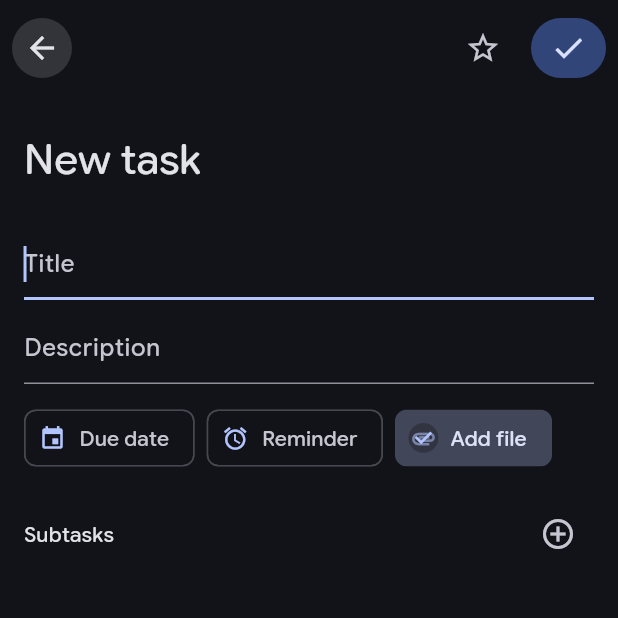
After one commit to Abhishek-Maurya2/taskly, a Flutter app: the TaskEditorScreen screen opened directly, on a phone screen of 412 x 824 dp, the top half of it. The commit adds this screen. Run offline on Flutter 3.47's test engine with Material 3 defaults, Android fonts, the phone set to English and light mode, and no system bars; our stand-ins replace dynamic_color, easy_localization, file_picker, flutter_local_notifications, material_color_utilities, material_symbols_icons and 2 more; missing offline and left inert: flex_color_picker, material_new_shapes, restart_app; accounts and stored records are empty.

Commit message:
feat: Refactor back button styling and implement TaskEditorScreen for task management

```diff
--- a/lib/src/screens/appearance_screen.dart
+++ b/lib/src/screens/appearance_screen.dart
@@ -46,8 +46,9 @@ class _AppearanceScreenState extends State<AppearanceScreen> {
               tooltip: 'Back',
               onPressed: () => Navigator.of(context).maybePop(),
               style: IconButton.styleFrom(
-                backgroundColor:
-                    Theme.of(context).colorScheme.surfaceContainerHighest,
+                backgroundColor: Theme.of(
+                  context,
+                ).colorScheme.surfaceContainerHighest,
                 fixedSize: Size(20, 50),
               ),
             ),
--- a/lib/src/screens/settings_page.dart
+++ b/lib/src/screens/settings_page.dart
@@ -30,8 +30,9 @@ class _SettingsPageState extends State<SettingsPage> {
               tooltip: 'Back',
               onPressed: () => Navigator.of(context).maybePop(),
               style: IconButton.styleFrom(
-                backgroundColor:
-                    Theme.of(context).colorScheme.surfaceContainerHighest,
+                backgroundColor: Theme.of(
+                  context,
+                ).colorScheme.surfaceContainerHighest,
                 fixedSize: Size(20, 50),
               ),
             ),
--- a/lib/src/screens/tab_management_page.dart
+++ b/lib/src/screens/tab_management_page.dart
@@ -40,7 +40,9 @@ class _TabManagementPageState extends State<TabManagementPage> {
               tooltip: 'Back',
               onPressed: () => Navigator.of(context).maybePop(),
               style: IconButton.styleFrom(
-                backgroundColor: Theme.of(context).colorScheme.surfaceContainerHighest,
+                backgroundColor: Theme.of(
+                  context,
+                ).colorScheme.surfaceContainerHighest,
                 fixedSize: Size(20, 50),
               ),
             ),
--- /dev/null
+++ b/lib/src/screens/task_editor_screen.dart
@@ -0,0 +1,373 @@
+import 'package:file_picker/file_picker.dart';
+import 'package:flutter/material.dart';
+import 'package:flutter/services.dart';
+import 'package:provider/provider.dart';
+import 'package:uuid/uuid.dart';
+
+import '../models/task_models.dart';
+import '../state/task_store.dart';
+import '../utils/date_formatters.dart';
+
+class TaskEditorScreen extends StatefulWidget {
+  const TaskEditorScreen({super.key, this.existing});
+
+  final TaskModel? existing;
+
+  @override
+  State<TaskEditorScreen> createState() => _TaskEditorScreenState();
+}
+
+class _TaskEditorScreenState extends State<TaskEditorScreen> {
+  final _titleController = TextEditingController();
+  final _descriptionController = TextEditingController();
+  DateTime? _dueAt;
+  DateTime? _reminderAt;
+  List<SubTask> _subtasks = [];
+  List<Attachment> _attachments = [];
+  bool _starred = false;
+  bool _saving = false;
+  final _uuid = const Uuid();
+
+  @override
+  void initState() {
+    super.initState();
+    final existing = widget.existing;
+    if (existing != null) {
+      _titleController.text = existing.title;
+      _descriptionController.text = existing.description ?? '';
+      _dueAt = existing.dueAt;
+      _reminderAt = existing.reminderAt;
+      _subtasks = List<SubTask>.from(existing.subtasks);
+      _attachments = List<Attachment>.from(existing.attachments);
+      _starred = existing.starred;
+    }
+  }
+
+  @override
+  void dispose() {
+    _titleController.dispose();
+    _descriptionController.dispose();
+    super.dispose();
+  }
+
+  @override
+  Widget build(BuildContext context) {
+    final isEditing = widget.existing != null;
+    final viewInsets = MediaQuery.of(context).viewInsets;
+
+    return Scaffold(
+      body: CustomScrollView(
+        slivers: [
+          SliverAppBar.large(
+            title: Text(isEditing ? 'Edit task' : 'New task'),
+            centerTitle: false,
+            backgroundColor: Theme.of(context).colorScheme.surface,
+            scrolledUnderElevation: 1,
+            leading: IconButton(
+              icon: const Icon(Icons.arrow_back, size: 24),
+              tooltip: 'Back',
+              onPressed: () => Navigator.of(context).maybePop(),
+              style: IconButton.styleFrom(
+                backgroundColor: Theme.of(
+                  context,
+                ).colorScheme.surfaceContainerHighest,
+              ),
+            ),
+            actions: [
+              IconButton(
+                icon: Icon(_starred ? Icons.star : Icons.star_border),
+                tooltip: _starred ? 'Unstar' : 'Star',
+                onPressed: () => setState(() => _starred = !_starred),
+              ),
+              SizedBox(width: 8),
+              IconButton(
+                icon: Icon(
+                  Icons.check,
+                  color: Theme.of(context).colorScheme.onPrimaryContainer,
+                ),
+                tooltip: isEditing ? 'Save' : 'Add',
+                onPressed: _saving ? null : _save,
+                style: IconButton.styleFrom(
+                  backgroundColor: Theme.of(
+                    context,
+                  ).colorScheme.primaryContainer,
+                  fixedSize: Size(50, 30),
+                ),
+              ),
+              SizedBox(width: 8),
+            ],
+          ),
+          SliverToBoxAdapter(
+            child: AnimatedPadding(
+              duration: const Duration(milliseconds: 150),
+              padding: EdgeInsets.fromLTRB(16, 0, 16, viewInsets.bottom + 24),
+              child: Column(
+                crossAxisAlignment: CrossAxisAlignment.start,
+                children: [
+                  TextField(
+                    controller: _titleController,
+                    decoration: const InputDecoration(hintText: 'Title'),
+                    autofocus: true,
+                    textCapitalization: TextCapitalization.sentences,
+                  ),
+                  const SizedBox(height: 8),
+                  TextField(
+                    controller: _descriptionController,
+                    decoration: const InputDecoration(hintText: 'Description'),
+                    maxLines: null,
+                  ),
+                  const SizedBox(height: 12),
+                  Wrap(
+                    spacing: 8,
+                    runSpacing: 8,
+                    children: [
+                      _buildDateChip(
+                        context,
+                        icon: Icons.event,
+                        label: _dueAt != null
+                            ? formatDate(_dueAt!)
+                            : 'Due date',
+                        onTap: _pickDue,
+                      ),
+                      _buildDateChip(
+                        context,
+                        icon: Icons.alarm,
+                        label: _reminderAt != null
+                            ? formatDateTime(_reminderAt!)
+                            : 'Reminder',
+                        onTap: _pickReminder,
+                      ),
+                      _buildDateChip(
+                        context,
+                        icon: Icons.attachment,
+                        label: _attachments.isEmpty
+                            ? 'Add file'
+                            : '${_attachments.length} attachment',
+                        onTap: _pickAttachment,
+                      ),
+                    ],
+                  ),
+                  const SizedBox(height: 16),
+                  _SubtasksEditor(
+                    subtasks: _subtasks,
+                    onChanged: (value) => setState(() => _subtasks = value),
+                    uuid: _uuid,
+                  ),
+                  const SizedBox(height: 24),
+                ],
+              ),
+            ),
+          ),
+        ],
+      ),
+    );
+  }
+
+  Widget _buildDateChip(
+    BuildContext context, {
+    required IconData icon,
+    required String label,
+    required VoidCallback onTap,
+  }) {
+    final scheme = Theme.of(context).colorScheme;
+    final isSet = label != 'Due date' && label != 'Reminder';
+    return InputChip(
+      label: Text(label),
+      avatar: Icon(icon, size: 18, color: scheme.primary),
+      onPressed: onTap,
+      selected: isSet,
+    );
+  }
+
+  Future<void> _pickDue() async {
+    final now = DateTime.now();
+    final selectedDate = await showDatePicker(
+      context: context,
+      firstDate: now,
+      lastDate: DateTime(now.year + 5),
+      initialDate: _dueAt ?? now,
+    );
+    if (selectedDate == null) return;
+    if (!mounted) return;
+    final time = await showTimePicker(
+      context: context,
+      initialTime: TimeOfDay.fromDateTime(_dueAt ?? DateTime.now()),
+    );
+    setState(() {
+      _dueAt = DateTime(
+        selectedDate.year,
+        selectedDate.month,
+        selectedDate.day,
+        time?.hour ?? 9,
+        time?.minute ?? 0,
+      );
+    });
+  }
+
+  Future<void> _pickReminder() async {
+    final now = DateTime.now();
+    final selectedDate = await showDatePicker(
+      context: context,
+      firstDate: now,
+      lastDate: DateTime(now.year + 5),
+      initialDate: _reminderAt ?? now,
+    );
+    if (selectedDate == null) return;
+    if (!mounted) return;
+    final time = await showTimePicker(
+      context: context,
+      initialTime: TimeOfDay.fromDateTime(_reminderAt ?? now),
+    );
+    setState(() {
+      _reminderAt = DateTime(
+        selectedDate.year,
+        selectedDate.month,
+        selectedDate.day,
+        time?.hour ?? 9,
+        time?.minute ?? 0,
+      );
+    });
+  }
+
+  Future<void> _pickAttachment() async {
+    try {
+      final result = await FilePicker.platform.pickFiles();
+      if (result != null && result.files.isNotEmpty) {
+        final file = result.files.single;
+        setState(() {
+          _attachments = [
+            ..._attachments,
+            Attachment(
+              id: _uuid.v4(),
+              name: file.name,
+              uri: file.path ?? file.name,
+            ),
+          ];
+        });
+      }
+    } on PlatformException {
+      // ignore pick errors but keep UX smooth
+    }
+  }
+
+  Future<void> _save() async {
+    final title = _titleController.text.trim();
+    if (title.isEmpty) {
+      HapticFeedback.heavyImpact();
+      return;
+    }
+    setState(() => _saving = true);
+    final store = context.read<TaskStore>();
+    if (widget.existing == null) {
+      await store.addTask(
+        title: title,
+        description: _descriptionController.text.trim().isEmpty
+            ? null
+            : _descriptionController.text.trim(),
+        dueAt: _dueAt,
+        reminderAt: _reminderAt,
+        subtasks: _subtasks,
+        attachments: _attachments,
+        starred: _starred,
+      );
+    } else {
+      await store.updateTask(
+        widget.existing!.copyWith(
+          title: title,
+          description: _descriptionController.text.trim().isEmpty
+              ? null
+              : _descriptionController.text.trim(),
+          dueAt: _dueAt,
+          reminderAt: _reminderAt,
+          subtasks: _subtasks,
+          attachments: _attachments,
+          starred: _starred,
+          updatedAt: DateTime.now(),
+        ),
+      );
+    }
+    if (!mounted) return;
+    setState(() => _saving = false);
+    Navigator.of(context).maybePop();
+  }
+}
+
+class _SubtasksEditor extends StatelessWidget {
+  const _SubtasksEditor({
+    required this.subtasks,
+    required this.onChanged,
+    required this.uuid,
+  });
+
+  final List<SubTask> subtasks;
+  final ValueChanged<List<SubTask>> onChanged;
+  final Uuid uuid;
+
+  @override
+  Widget build(BuildContext context) {
+    return Column(
+      crossAxisAlignment: CrossAxisAlignment.start,
+      children: [
+        Row(
+          children: [
+            const Text('Subtasks'),
+            const Spacer(),
+            IconButton(
+              icon: const Icon(Icons.add_circle_outline),
+              onPressed: () =>
+                  onChanged([...subtasks, SubTask(id: uuid.v4(), title: '')]),
+            ),
+          ],
+        ),
+        for (final sub in subtasks)
+          _SubtaskTile(
+            key: ValueKey(sub.id),
+            subTask: sub,
+            onChanged: (updated) {
+              final next = subtasks
+                  .map((s) => s.id == updated.id ? updated : s)
+                  .toList();
+              onChanged(next);
+            },
+            onDelete: () =>
+                onChanged(subtasks.where((s) => s.id != sub.id).toList()),
+          ),
+      ],
+    );
+  }
+}
+
+class _SubtaskTile extends StatelessWidget {
+  const _SubtaskTile({
+    super.key,
+    required this.subTask,
+    required this.onChanged,
+    required this.onDelete,
+  });
+
+  final SubTask subTask;
+  final ValueChanged<SubTask> onChanged;
+  final VoidCallback onDelete;
+
+  @override
+  Widget build(BuildContext context) {
+    final controller = TextEditingController(text: subTask.title);
+    return Row(
+      children: [
+        Checkbox(
+          value: subTask.completed,
+          onChanged: (value) =>
+              onChanged(subTask.copyWith(completed: value ?? false)),
+        ),
+        Expanded(
+          child: TextField(
+            controller: controller,
+            decoration: const InputDecoration(hintText: 'Subtask title'),
+            onChanged: (value) => onChanged(subTask.copyWith(title: value)),
+          ),
+        ),
+        IconButton(onPressed: onDelete, icon: const Icon(Icons.close)),
+      ],
+    );
+  }
+}
```
Also changed, not shown: lib/src/screens/home_shell.dart (+7 -14 lines).
